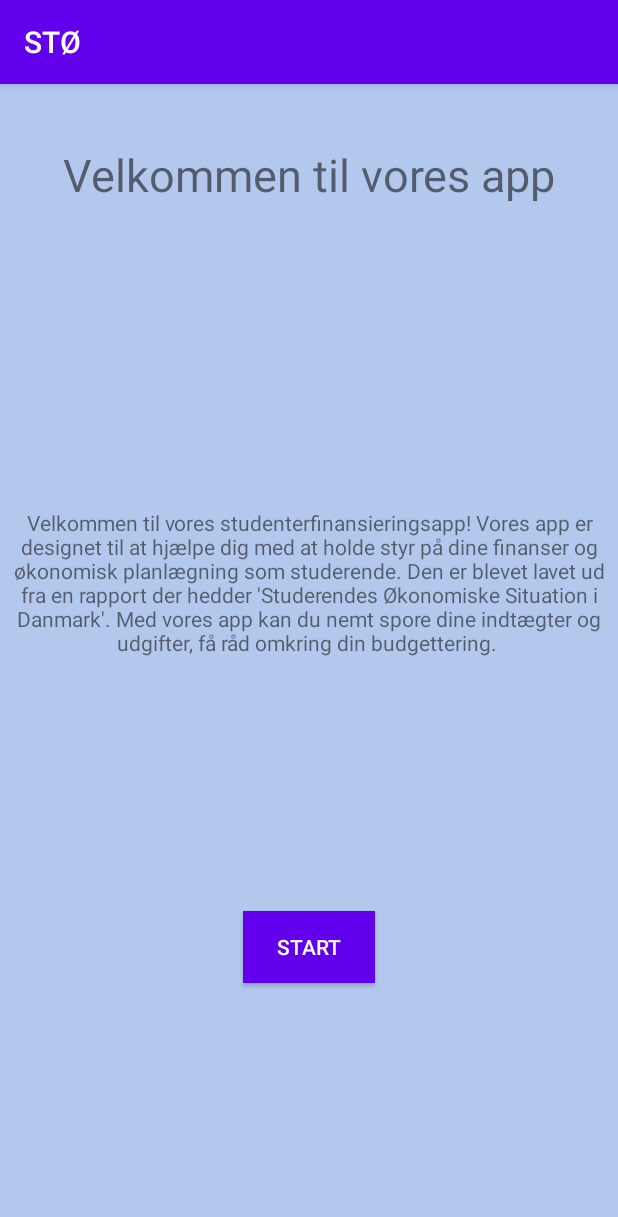
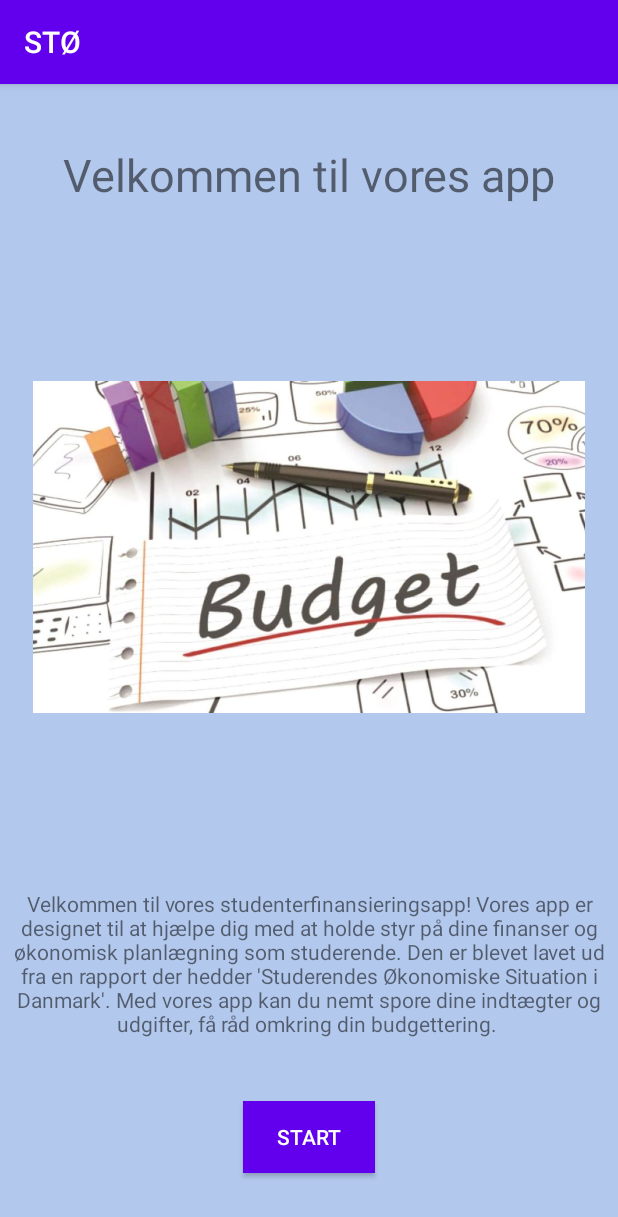
Before and after one commit to WilliELM/quickApp, an Android app: the screen it shows after launch (MainActivity), on a phone screen of 412 x 824 dp. Shown: the top 1217 px of the screen. Run offline under Robolectric (Android 15) with nearby library versions, the phone set to English and light mode, and no system bars.

Commit message:
Jeppes med income

```diff
--- a/app/src/main/res/layout/activity_main.xml
+++ b/app/src/main/res/layout/activity_main.xml
@@ -28,13 +28,12 @@
         android:layout_height="wrap_content"
         android:layout_marginStart="20dp"
         android:layout_marginEnd="20dp"
+        android:layout_marginBottom="132dp"
         android:gravity="center"
         android:text="Velkommen til vores studenterfinansieringsapp! Vores app er designet til at hjælpe dig med at holde styr på dine finanser og økonomisk planlægning som studerende. Den er blevet lavet ud fra en rapport der hedder 'Studerendes Økonomiske Situation i Danmark'. Med vores app kan du nemt spore dine indtægter og udgifter, få råd omkring din budgettering. "
         app:layout_constraintBottom_toBottomOf="parent"
         app:layout_constraintEnd_toEndOf="parent"
-        app:layout_constraintStart_toStartOf="parent"
-        app:layout_constraintTop_toBottomOf="@+id/textView"
-        app:layout_constraintVertical_bias="0.343" />
+        app:layout_constraintStart_toStartOf="parent" />
 
     <Button
         android:id="@+id/button"
@@ -50,4 +49,14 @@
         app:layout_constraintStart_toStartOf="parent"
         app:layout_constraintTop_toBottomOf="@+id/textView2"></Button>
 
+    <ImageView
+        android:id="@+id/imageView"
+        android:layout_width="409dp"
+        android:layout_height="221dp"
+        app:layout_constraintBottom_toTopOf="@+id/textView2"
+        app:layout_constraintEnd_toEndOf="parent"
+        app:layout_constraintStart_toStartOf="parent"
+        app:layout_constraintTop_toBottomOf="@+id/textView"
+        app:srcCompat="@drawable/img" />
+
 </androidx.constraintlayout.widget.ConstraintLayout>
```
Also changed, not shown: app/src/main/res/drawable/img.png (added).
